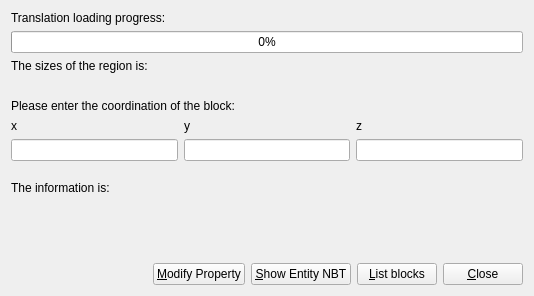
Old version of the form src/qt/blockreaderui.ui in the repository DreamHelium/dhlrc.
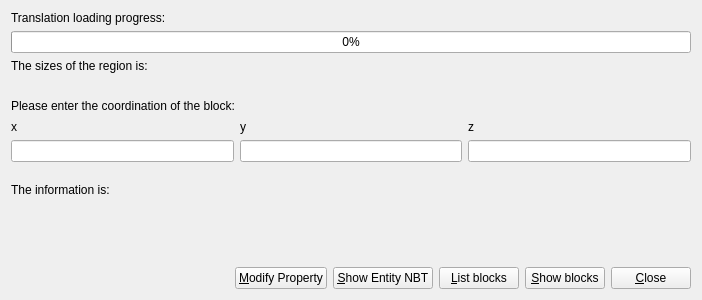
New version of the form.

Diff of the .ui file:
```diff
--- a/src/qt/blockreaderui.ui
+++ b/src/qt/blockreaderui.ui
@@ -6,8 +6,8 @@
             <rect>
                 <x>0</x>
                 <y>0</y>
-                <width>534</width>
-                <height>296</height>
+    <width>702</width>
+    <height>300</height>
             </rect>
         </property>
         <property name="windowTitle">
@@ -155,6 +155,13 @@
                                     </property>
                                 </widget>
                             </item>
+       <item>
+        <widget class="QPushButton" name="showBtn">
+         <property name="text">
+          <string>&amp;Show blocks</string>
+         </property>
+        </widget>
+       </item>
                             <item>
                                 <widget class="QPushButton" name="closeBtn">
                                     <property name="text">
```
Lines whose indentation alone changed are shown as unchanged.
